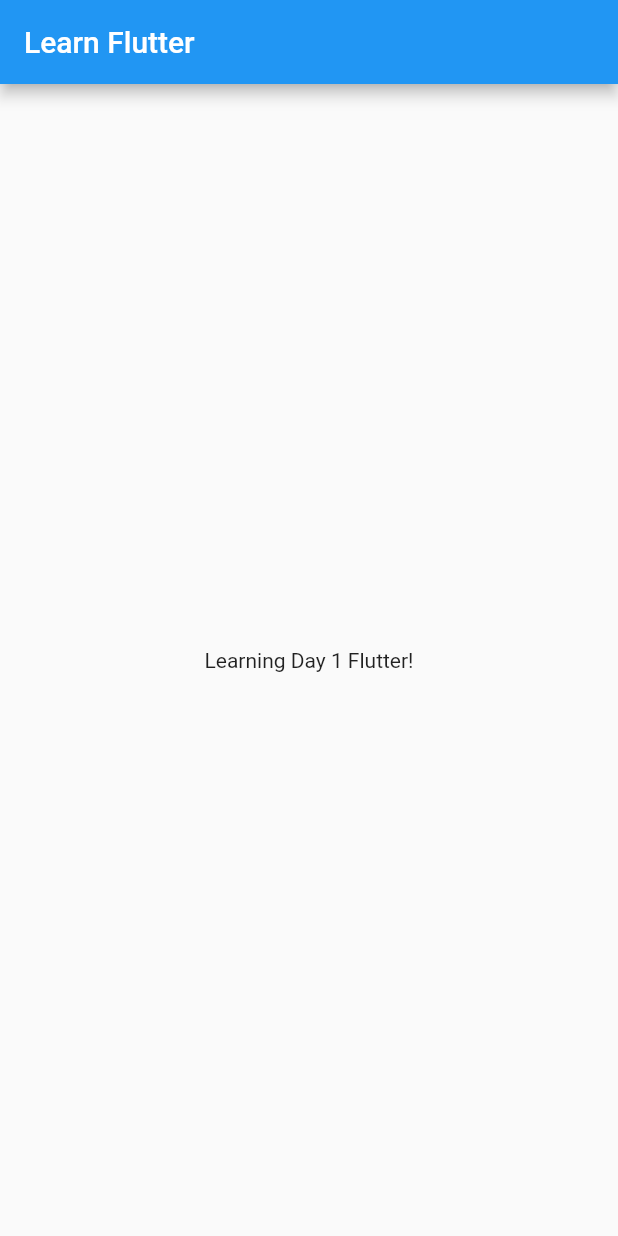
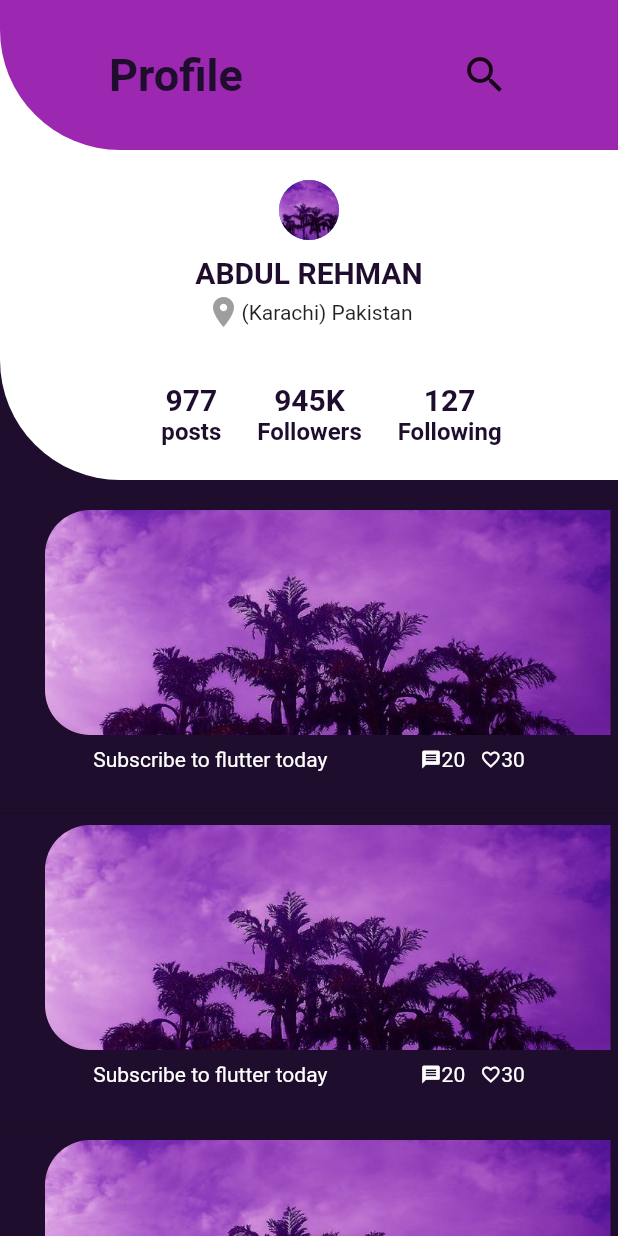
Before and after one commit to AbdulRehman-araw/Flutter_UI_Designs, a Flutter app: the screen it shows after launch, on a phone screen of 412 x 824 dp. Run offline on Flutter 3.47's test engine with Material 2 defaults, Android fonts, the phone set to English and light mode, and no system bars; missing offline and left inert: dart:ffi.

Commit message:
UI Design 1

```diff
--- /dev/null
+++ b/lib/appbar.dart
@@ -0,0 +1,29 @@
+import 'package:flutter/material.dart';
+import 'package:intro/styling.dart';
+
+class MyAppBar extends StatelessWidget {
+  const MyAppBar({Key? key}) : super(key: key);
+
+  @override
+  Widget build(BuildContext context) {
+    return Container(
+      height: 100.0,
+      decoration: BoxDecoration(
+          color: Colors.purple,
+          borderRadius: BorderRadius.only(bottomLeft: Radius.circular(80.0))),
+      child: Row(
+        mainAxisAlignment: MainAxisAlignment.spaceAround,
+        children: [
+          Text(
+            'Profile',
+            style: titleText,
+          ),
+          Icon(
+            Icons.search,
+            size: 32.0,
+          )
+        ],
+      ),
+    );
+  }
+}
--- a/lib/main.dart
+++ b/lib/main.dart
@@ -1,4 +1,8 @@
 import 'package:flutter/material.dart';
+import 'package:intro/post.dart';
+import 'package:intro/profile.dart';
+
+import 'appbar.dart';
 
 void main() {
   runApp(MyApp());
@@ -9,16 +13,19 @@ class MyApp extends StatelessWidget {
 
   @override
   Widget build(BuildContext context) {
+    // Size size = MediaQuery.of(context).size;
+
     return MaterialApp(
+      debugShowCheckedModeBanner: false,
       home: Scaffold(
-        appBar: AppBar(
-          title: Text('Learn Flutter'),
-        ),
-        body: Center(
-          child: Container(
-            child: Text('Learning Day 1 Flutter!'),
-          ),
-        ),
+        backgroundColor: Color(0xff1e0d2d),
+        body: ListView(children: [
+          Stack(children: [
+            MyPost(),
+            MyProfile(), //profile
+            MyAppBar() //appbar
+          ]),
+        ]),
       ),
     );
   }
--- /dev/null
+++ b/lib/post.dart
@@ -0,0 +1,45 @@
+import 'dart:ffi';
+
+import 'package:flutter/material.dart';
+import 'package:intro/singlepost.dart';
+import 'package:intro/styling.dart';
+
+class MyPost extends StatelessWidget {
+  const MyPost({Key? key}) : super(key: key);
+
+  @override
+  Widget build(BuildContext context) {
+    return Padding(
+      padding: const EdgeInsets.only(top: 340.0),
+      child: Column(
+        children: [
+          SinglePost(),
+          SizedBox(
+            height: 20.0,
+          ),
+          Divider(),
+          SinglePost(),
+          SizedBox(
+            height: 20.0,
+          ),
+          Divider(),
+          SinglePost(),
+          SizedBox(
+            height: 20.0,
+          ),
+          Divider(),
+          SinglePost(),
+          SizedBox(
+            height: 20.0,
+          ),
+          Divider(),
+          SinglePost(),
+          SizedBox(
+            height: 20.0,
+          ),
+          Divider(),
+        ],
+      ),
+    );
+  }
+}
--- /dev/null
+++ b/lib/profile.dart
@@ -0,0 +1,98 @@
+import 'package:flutter/material.dart';
+import 'package:intro/styling.dart';
+
+class MyProfile extends StatelessWidget {
+  const MyProfile({Key? key}) : super(key: key);
+
+  @override
+  Widget build(BuildContext context) {
+    return Container(
+      padding: EdgeInsets.only(top: 120.0),
+      width: double.infinity,
+      height: 320.0,
+      decoration: BoxDecoration(
+          color: Colors.white,
+          borderRadius: BorderRadius.only(bottomLeft: Radius.circular(80.0))),
+      child: Column(
+        children: [
+          CircleAvatar(
+            backgroundImage: AssetImage('assets/images/spost_img.jpg'),
+          ),
+          SizedBox(
+            height: 10.0,
+          ),
+          Text(
+            'ABDUL REHMAN',
+            style: headingText,
+          ),
+          SizedBox(
+            height: 3.0,
+          ),
+          Row(
+            mainAxisAlignment: MainAxisAlignment.center,
+            children: [
+              Icon(
+                Icons.location_on,
+                color: Colors.grey,
+              ),
+              Text('(Karachi) Pakistan')
+            ],
+          ),
+          SizedBox(
+            height: 35.0,
+          ),
+          Padding(
+            padding: const EdgeInsets.only(left: 30.0),
+            child: Row(
+              mainAxisAlignment: MainAxisAlignment.center,
+              children: [
+                Column(
+                  children: [
+                    Text(
+                      '977',
+                      style: headingText,
+                    ),
+                    Text(
+                      'posts',
+                      style: headingText1,
+                    )
+                  ],
+                ),
+                SizedBox(
+                  width: 24.0,
+                ),
+                Column(
+                  children: [
+                    Text(
+                      '945K',
+                      style: headingText,
+                    ),
+                    Text(
+                      'Followers',
+                      style: headingText1,
+                    )
+                  ],
+                ),
+                SizedBox(
+                  width: 24.0,
+                ),
+                Column(
+                  children: [
+                    Text(
+                      '127',
+                      style: headingText,
+                    ),
+                    Text(
+                      'Following',
+                      style: headingText1,
+                    )
+                  ],
+                ),
+              ],
+            ),
+          )
+        ],
+      ),
+    );
+  }
+}
--- /dev/null
+++ b/lib/singlepost.dart
@@ -0,0 +1,68 @@
+import 'package:flutter/material.dart';
+import 'package:intro/styling.dart';
+
+class SinglePost extends StatelessWidget {
+  const SinglePost({Key? key}) : super(key: key);
+
+  @override
+  Widget build(BuildContext context) {
+    return Column(
+      children: [
+        Container(
+          margin: EdgeInsets.only(left: 30.0, right: 5.0),
+          height: 150,
+          width: double.infinity,
+          decoration: BoxDecoration(
+              borderRadius: BorderRadius.only(
+                  topLeft: Radius.circular(30),
+                  bottomLeft: Radius.circular(30))),
+          child: ClipRRect(
+            borderRadius: BorderRadius.only(
+                topLeft: Radius.circular(30), bottomLeft: Radius.circular(30)),
+            child: Image.asset(
+              'assets/images/spost_img.jpg',
+              fit: BoxFit.cover,
+            ),
+          ),
+        ),
+        SizedBox(
+          height: 8.0,
+        ),
+        Row(
+          mainAxisAlignment: MainAxisAlignment.spaceEvenly,
+          children: [
+            Text(
+              'Subscribe to flutter today',
+              style: postText,
+            ),
+            Row(
+              children: [
+                Icon(
+                  Icons.message,
+                  size: 14.0,
+                  color: Colors.white,
+                ),
+                Text(
+                  '20',
+                  style: postText,
+                ),
+                SizedBox(
+                  width: 10.0,
+                ),
+                Icon(
+                  Icons.favorite_border,
+                  size: 14.0,
+                  color: Colors.white,
+                ),
+                Text(
+                  '30',
+                  style: postText,
+                )
+              ],
+            )
+          ],
+        ),
+      ],
+    );
+  }
+}
--- /dev/null
+++ b/lib/styling.dart
@@ -0,0 +1,24 @@
+import 'package:flutter/material.dart';
+
+const Color mainColor = Color(0xff1e0d2d);
+
+const TextStyle titleText = TextStyle(
+  fontSize: 30.0,
+  fontWeight: FontWeight.bold,
+  color: mainColor,
+);
+
+const TextStyle headingText = TextStyle(
+  fontSize: 20.0,
+  fontWeight: FontWeight.bold,
+  color: mainColor,
+);
+
+const TextStyle headingText1 = TextStyle(
+  fontSize: 16.0,
+  fontWeight: FontWeight.bold,
+  color: mainColor,
+);
+
+const TextStyle postText = TextStyle(
+    fontSize: 14.0, fontWeight: FontWeight.normal, color: Colors.white);
--- a/pubspec.yaml
+++ b/pubspec.yaml
@@ -45,8 +45,8 @@ flutter:
   uses-material-design: true
 
   # To add assets to your application, add an assets section, like this:
-  # assets:
-  #   - images/a_dot_burr.jpeg
+  assets:
+    - assets/images/
   #   - images/a_dot_ham.jpeg
 
   # An image asset can refer to one or more resolution-specific "variants", see
```
Also changed, not shown: assets/images/ar.jpg (added), assets/images/singlepost_img.jpg (added), assets/images/spost_img.jpg (added).
